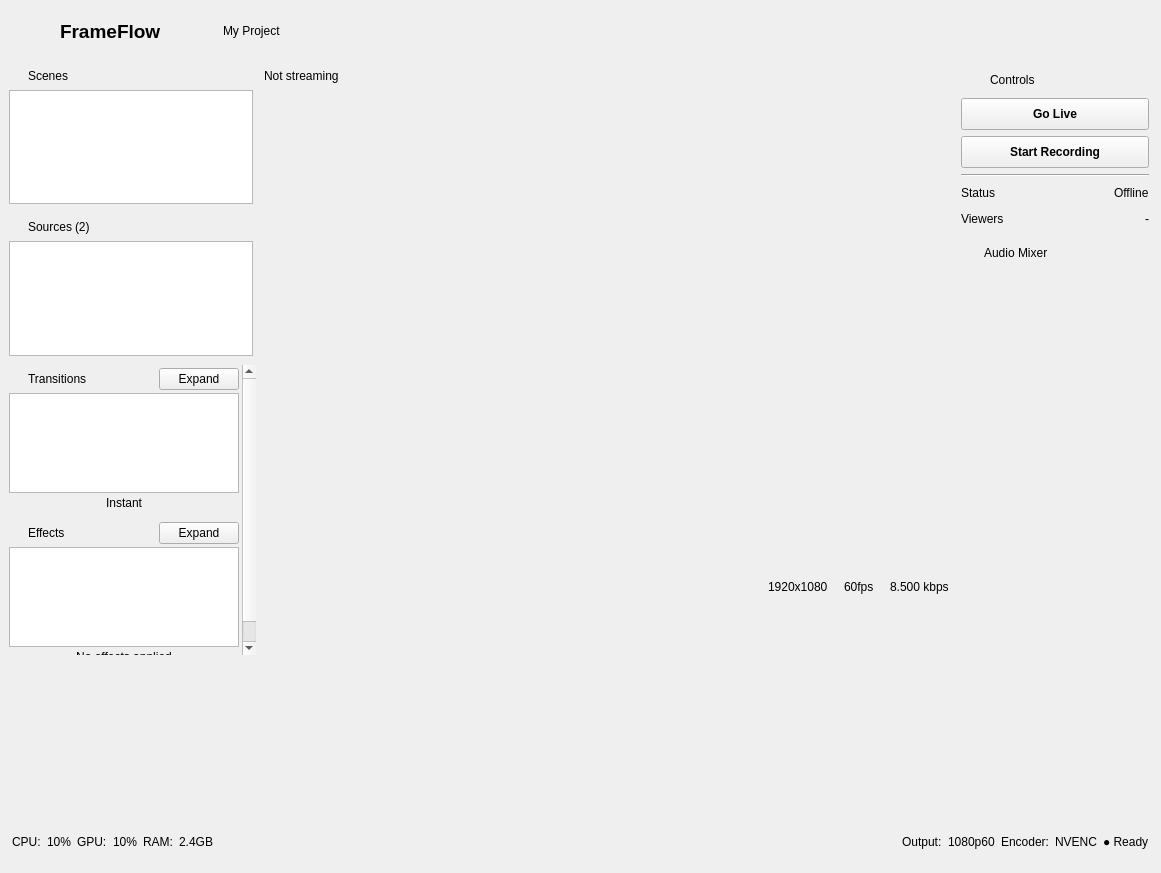
Old version of the form frameflow.ui in the repository drillarium/FrameFlow.
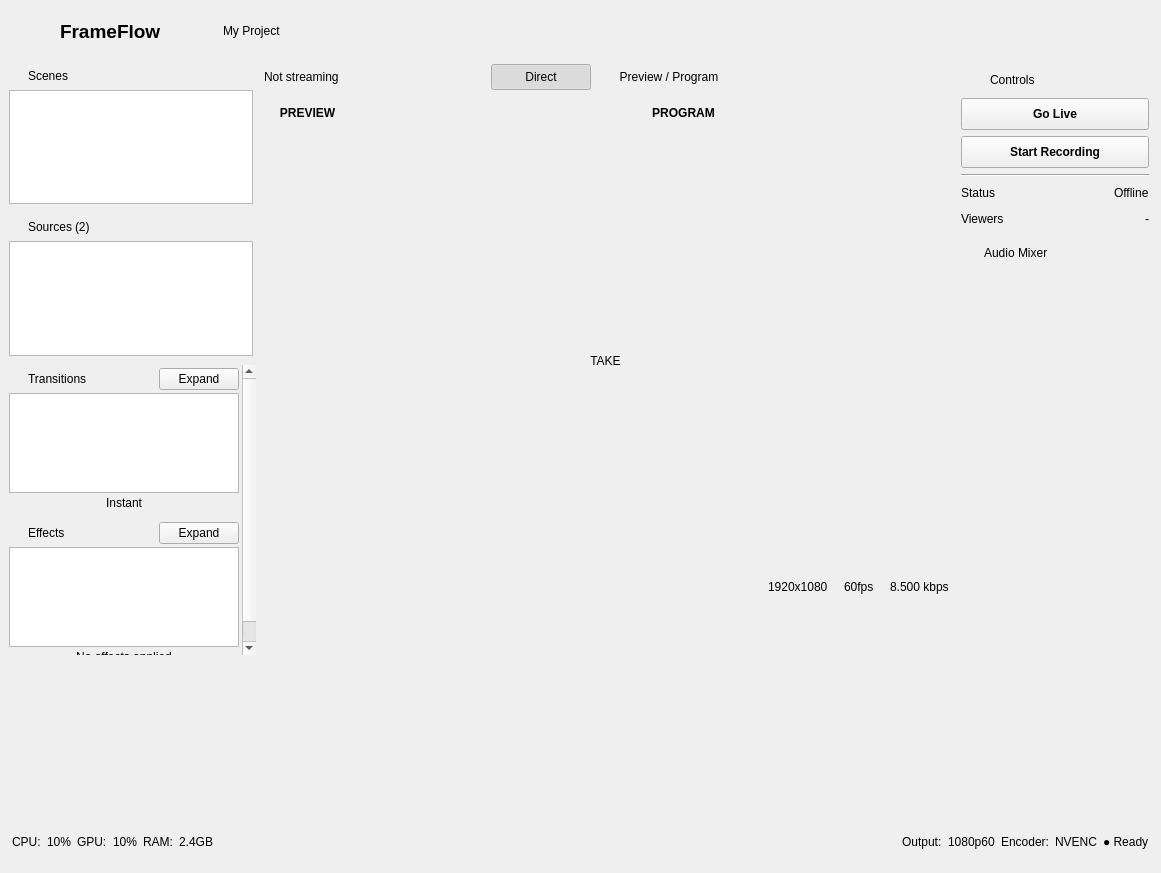
New version of the form. The open tabs and pages were chosen to show the change. Icons and pictures are not drawn. Custom widgets are drawn as their Qt base class.

Commit message: program | preview windows

```diff
--- a/frameflow.ui
+++ b/frameflow.ui
@@ -1323,6 +1323,18 @@
                  <verstretch>0</verstretch>
                 </sizepolicy>
                </property>
+               <property name="minimumSize">
+                <size>
+                 <width>0</width>
+                 <height>30</height>
+                </size>
+               </property>
+               <property name="maximumSize">
+                <size>
+                 <width>16777215</width>
+                 <height>30</height>
+                </size>
+               </property>
                <layout class="QHBoxLayout" name="horizontalLayout_11">
                 <property name="spacing">
                  <number>3</number>
@@ -1346,6 +1358,111 @@
                   </property>
                  </widget>
                 </item>
+                <item>
+                 <spacer name="horizontalSpacer_15">
+                  <property name="orientation">
+                   <enum>Qt::Orientation::Horizontal</enum>
+                  </property>
+                  <property name="sizeHint" stdset="0">
+                   <size>
+                    <width>40</width>
+                    <height>20</height>
+                   </size>
+                  </property>
+                 </spacer>
+                </item>
+                <item>
+                 <widget class="QPushButton" name="directButton">
+                  <property name="sizePolicy">
+                   <sizepolicy hsizetype="Minimum" vsizetype="Minimum">
+                    <horstretch>0</horstretch>
+                    <verstretch>0</verstretch>
+                   </sizepolicy>
+                  </property>
+                  <property name="minimumSize">
+                   <size>
+                    <width>100</width>
+                    <height>0</height>
+                   </size>
+                  </property>
+                  <property name="maximumSize">
+                   <size>
+                    <width>100</width>
+                    <height>16777215</height>
+                   </size>
+                  </property>
+                  <property name="cursor">
+                   <cursorShape>PointingHandCursor</cursorShape>
+                  </property>
+                  <property name="text">
+                   <string>Direct</string>
+                  </property>
+                  <property name="icon">
+                   <iconset theme="QIcon::ThemeIcon::CameraVideo"/>
+                  </property>
+                  <property name="checkable">
+                   <bool>true</bool>
+                  </property>
+                  <property name="checked">
+                   <bool>true</bool>
+                  </property>
+                  <property name="autoExclusive">
+                   <bool>true</bool>
+                  </property>
+                  <property name="flat">
+                   <bool>true</bool>
+                  </property>
+                  <attribute name="buttonGroup">
+                   <string notr="true">buttonGroup</string>
+                  </attribute>
+                 </widget>
+                </item>
+                <item>
+                 <widget class="QPushButton" name="previewButton">
+                  <property name="sizePolicy">
+                   <sizepolicy hsizetype="Minimum" vsizetype="Minimum">
+                    <horstretch>0</horstretch>
+                    <verstretch>0</verstretch>
+                   </sizepolicy>
+                  </property>
+                  <property name="minimumSize">
+                   <size>
+                    <width>150</width>
+                    <height>0</height>
+                   </size>
+                  </property>
+                  <property name="maximumSize">
+                   <size>
+                    <width>150</width>
+                    <height>16777215</height>
+                   </size>
+                  </property>
+                  <property name="cursor">
+                   <cursorShape>PointingHandCursor</cursorShape>
+                  </property>
+                  <property name="text">
+                   <string>Preview / Program</string>
+                  </property>
+                  <property name="icon">
+                   <iconset theme="QIcon::ThemeIcon::Computer"/>
+                  </property>
+                  <property name="checkable">
+                   <bool>true</bool>
+                  </property>
+                  <property name="checked">
+                   <bool>false</bool>
+                  </property>
+                  <property name="autoExclusive">
+                   <bool>true</bool>
+                  </property>
+                  <property name="flat">
+                   <bool>true</bool>
+                  </property>
+                  <attribute name="buttonGroup">
+                   <string notr="true">buttonGroup</string>
+                  </attribute>
+                 </widget>
+                </item>
                 <item>
                  <spacer name="horizontalSpacer_7">
                   <property name="orientation">
@@ -1421,7 +1538,196 @@
               </widget>
              </item>
              <item>
-              <widget class="PreviewSceneWidget" name="previewSceneWidget" native="true"/>
+              <widget class="QStackedWidget" name="stackedWidget">
+               <widget class="QWidget" name="page_4">
+                <layout class="QVBoxLayout" name="verticalLayout_17">
+                 <property name="spacing">
+                  <number>0</number>
+                 </property>
+                 <property name="leftMargin">
+                  <number>0</number>
+                 </property>
+                 <property name="topMargin">
+                  <number>0</number>
+                 </property>
+                 <property name="rightMargin">
+                  <number>0</number>
+                 </property>
+                 <property name="bottomMargin">
+                  <number>0</number>
+                 </property>
+                 <item>
+                  <widget class="PreviewSceneWidget" name="previewSceneWidget" native="true"/>
+                 </item>
+                </layout>
+               </widget>
+               <widget class="QWidget" name="page_5">
+                <layout class="QHBoxLayout" name="horizontalLayout_17">
+                 <property name="spacing">
+                  <number>0</number>
+                 </property>
+                 <property name="leftMargin">
+                  <number>0</number>
+                 </property>
+                 <property name="topMargin">
+                  <number>0</number>
+                 </property>
+                 <property name="rightMargin">
+                  <number>0</number>
+                 </property>
+                 <property name="bottomMargin">
+                  <number>0</number>
+                 </property>
+                 <item>
+                  <widget class="PreviewSceneWidget" name="PREVIEWWidget" native="true">
+                   <widget class="QLabel" name="PREVIEWLabel">
+                    <property name="geometry">
+                     <rect>
+                      <x>10</x>
+                      <y>10</y>
+                      <width>71</width>
+                      <height>21</height>
+                     </rect>
+                    </property>
+                    <property name="font">
+                     <font>
+                      <bold>true</bold>
+                     </font>
+                    </property>
+                    <property name="text">
+                     <string>PREVIEW</string>
+                    </property>
+                    <property name="alignment">
+                     <set>Qt::AlignmentFlag::AlignCenter</set>
+                    </property>
+                   </widget>
+                  </widget>
+                 </item>
+                 <item>
+                  <widget class="QWidget" name="verticalWidget" native="true">
+                   <property name="minimumSize">
+                    <size>
+                     <width>65</width>
+                     <height>0</height>
+                    </size>
+                   </property>
+                   <property name="maximumSize">
+                    <size>
+                     <width>65</width>
+                     <height>16777215</height>
+                    </size>
+                   </property>
+                   <layout class="QVBoxLayout" name="verticalLayout_18">
+                    <property name="spacing">
+                     <number>5</number>
+                    </property>
+                    <property name="leftMargin">
+                     <number>9</number>
+                    </property>
+                    <property name="topMargin">
+                     <number>9</number>
+                    </property>
+                    <property name="rightMargin">
+                     <number>9</number>
+                    </property>
+                    <property name="bottomMargin">
+                     <number>9</number>
+                    </property>
+                    <item>
+                     <spacer name="verticalSpacer_4">
+                      <property name="orientation">
+                       <enum>Qt::Orientation::Vertical</enum>
+                      </property>
+                      <property name="sizeHint" stdset="0">
+                       <size>
+                        <width>20</width>
+                        <height>40</height>
+                       </size>
+                      </property>
+                     </spacer>
+                    </item>
+                    <item>
+                     <widget class="QPushButton" name="takeButton">
+                      <property name="minimumSize">
+                       <size>
+                        <width>50</width>
+                        <height>50</height>
+                       </size>
+                      </property>
+                      <property name="maximumSize">
+                       <size>
+                        <width>50</width>
+                        <height>50</height>
+                       </size>
+                      </property>
+                      <property name="cursor">
+                       <cursorShape>PointingHandCursor</cursorShape>
+                      </property>
+                      <property name="text">
+                       <string/>
+                      </property>
+                      <property name="icon">
+                       <iconset theme="QIcon::ThemeIcon::MediaPlaybackStart"/>
+                      </property>
+                      <property name="flat">
+                       <bool>true</bool>
+                      </property>
+                     </widget>
+                    </item>
+                    <item>
+                     <widget class="QLabel" name="label_12">
+                      <property name="text">
+                       <string>TAKE</string>
+                      </property>
+                      <property name="alignment">
+                       <set>Qt::AlignmentFlag::AlignCenter</set>
+                      </property>
+                     </widget>
+                    </item>
+                    <item>
+                     <spacer name="verticalSpacer_3">
+                      <property name="orientation">
+                       <enum>Qt::Orientation::Vertical</enum>
+                      </property>
+                      <property name="sizeHint" stdset="0">
+                       <size>
+                        <width>20</width>
+                        <height>40</height>
+                       </size>
+                      </property>
+                     </spacer>
+                    </item>
+                   </layout>
+                  </widget>
+                 </item>
+                 <item>
+                  <widget class="PreviewSceneWidget" name="PGCWidget" native="true">
+                   <widget class="QLabel" name="PGCLabel">
+                    <property name="geometry">
+                     <rect>
+                      <x>10</x>
+                      <y>10</y>
+                      <width>71</width>
+                      <height>21</height>
+                     </rect>
+                    </property>
+                    <property name="font">
+                     <font>
+                      <bold>true</bold>
+                     </font>
+                    </property>
+                    <property name="text">
+                     <string>PROGRAM</string>
+                    </property>
+                    <property name="alignment">
+                     <set>Qt::AlignmentFlag::AlignCenter</set>
+                    </property>
+                   </widget>
+                  </widget>
+                 </item>
+                </layout>
+               </widget>
+              </widget>
              </item>
              <item>
               <widget class="QWidget" name="previesSceneFooterWidget" native="true">
```
Left out of the diff: 58 changed lines with no effect on the pictures. The commit also changes 3 other files.
